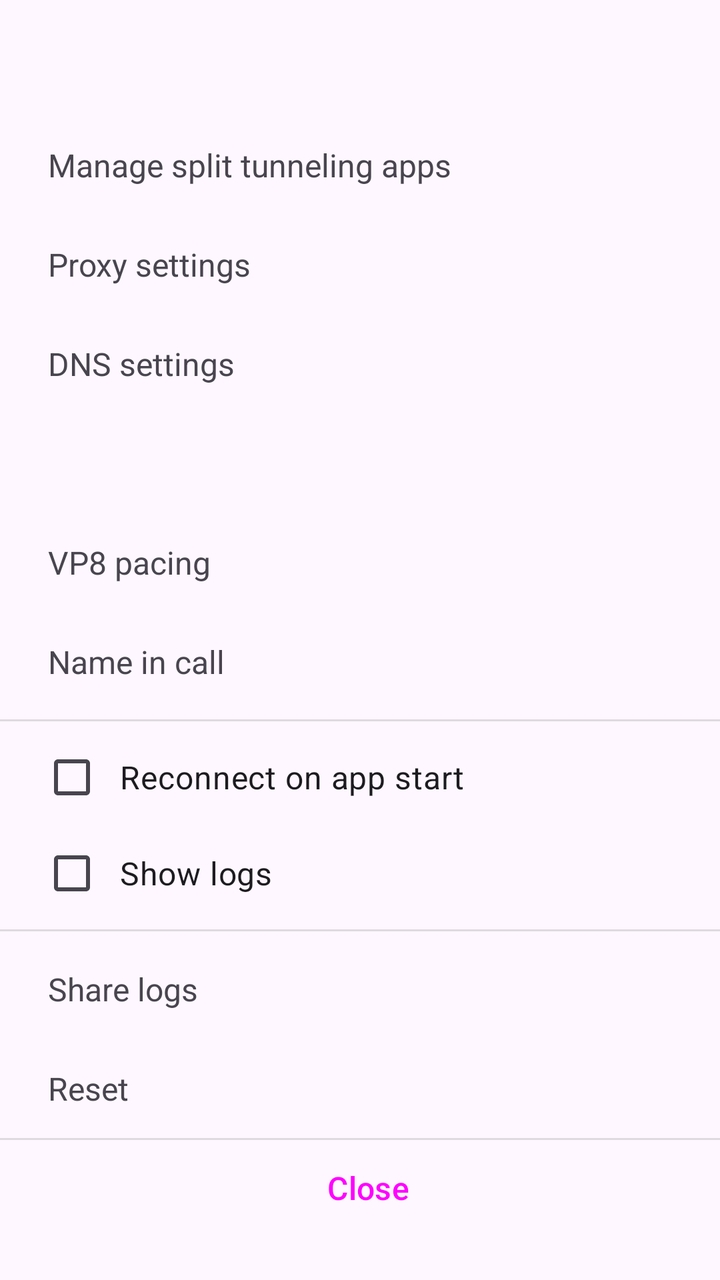
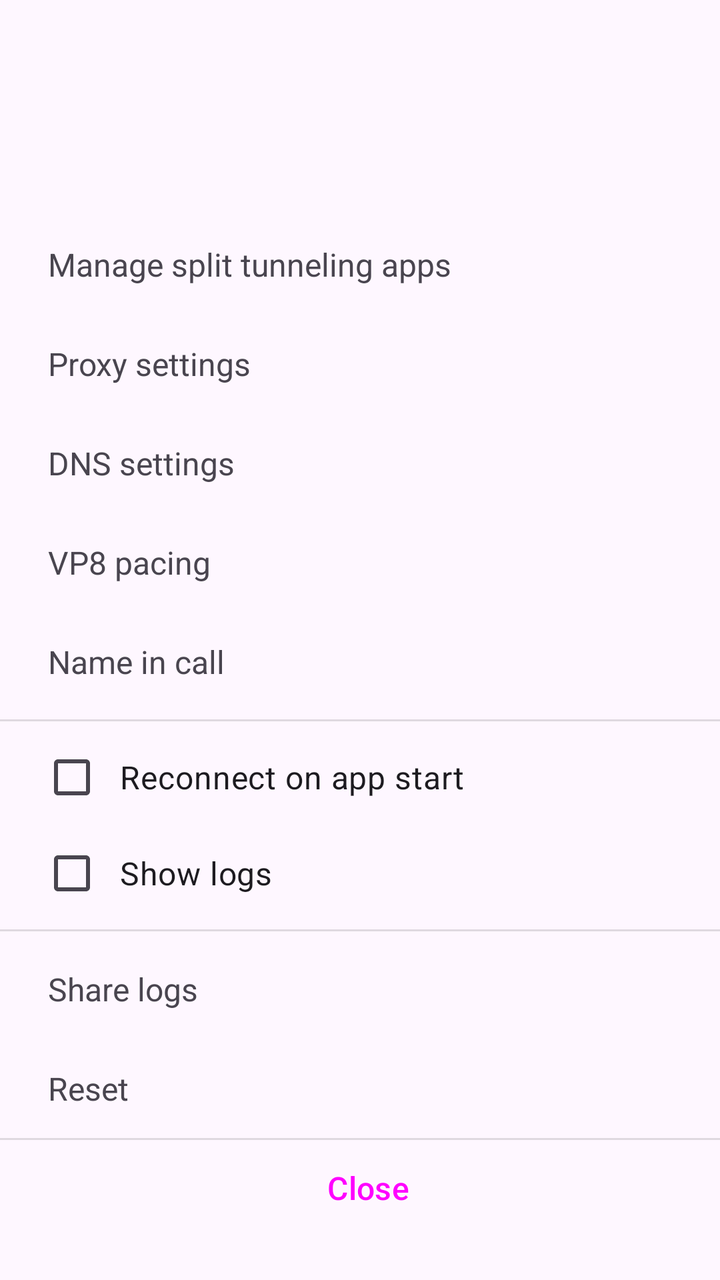

The first picture is an Android layout as it rendered before a commit; the second is the same layout after the commit. The layout source and the unified diff follow.
<!-- AndroidManifest.xml: application theme Theme.WhitelistBypass -->
<!-- res/layout/fragment_settings.xml -->
<?xml version="1.0" encoding="utf-8"?>
<LinearLayout xmlns:android="http://schemas.android.com/apk/res/android"
    android:layout_width="match_parent"
    android:layout_height="wrap_content"
    android:orientation="vertical">

    <ScrollView
        android:layout_width="match_parent"
        android:layout_height="wrap_content"
        android:paddingTop="8dp">

        <LinearLayout
            android:layout_width="match_parent"
            android:layout_height="wrap_content"
            android:orientation="vertical">

            <TextView
                android:id="@+id/splitTunnelingItem"
                android:layout_width="match_parent"
                android:layout_height="wrap_content"
                android:background="?attr/selectableItemBackground"
                android:paddingHorizontal="24dp"
                android:paddingVertical="14dp"
                android:textSize="16sp" />

            <TextView
                android:id="@+id/splitTunnelingAppsItem"
                android:layout_width="match_parent"
                android:layout_height="wrap_content"
                android:background="?attr/selectableItemBackground"
                android:paddingHorizontal="24dp"
                android:paddingVertical="14dp"
                android:text="@string/menu_split_tunneling_manage"
                android:textSize="16sp" />

            <TextView
                android:id="@+id/proxyItem"
                android:layout_width="match_parent"
                android:layout_height="wrap_content"
                android:background="?attr/selectableItemBackground"
                android:paddingHorizontal="24dp"
                android:paddingVertical="14dp"
                android:text="@string/menu_proxy_settings"
                android:textSize="16sp" />

            <TextView
                android:id="@+id/dnsItem"
                android:layout_width="match_parent"
                android:layout_height="wrap_content"
                android:background="?attr/selectableItemBackground"
                android:paddingHorizontal="24dp"
                android:paddingVertical="14dp"
                android:text="@string/menu_dns_settings"
                android:textSize="16sp" />

            <TextView
                android:id="@+id/tunnelModeItem"
                android:layout_width="match_parent"
                android:layout_height="wrap_content"
                android:background="?attr/selectableItemBackground"
                android:paddingHorizontal="24dp"
                android:paddingVertical="14dp"
                android:textSize="16sp" />

            <TextView
                android:id="@+id/vp8PacingItem"
                android:layout_width="match_parent"
                android:layout_height="wrap_content"
                android:background="?attr/selectableItemBackground"
                android:paddingHorizontal="24dp"
                android:paddingVertical="14dp"
                android:text="@string/menu_vp8_pacing"
                android:textSize="16sp" />

            <TextView
                android:id="@+id/nameInCallItem"
                android:layout_width="match_parent"
                android:layout_height="wrap_content"
                android:background="?attr/selectableItemBackground"
                android:paddingHorizontal="24dp"
                android:paddingVertical="14dp"
                android:text="@string/menu_name_in_call"
                android:textSize="16sp" />

            <View
                android:layout_width="match_parent"
                android:layout_height="1dp"
                android:layout_marginVertical="4dp"
                android:background="?android:attr/listDivider" />

            <CheckBox
                android:id="@+id/reconnectOnStartCheckbox"
                android:layout_width="match_parent"
                android:layout_height="wrap_content"
                android:layout_marginStart="20dp"
                android:paddingStart="8dp"
                android:paddingEnd="24dp"
                android:paddingVertical="10dp"
                android:text="@string/menu_reconnect_on_start"
                android:textSize="16sp" />

            <CheckBox
                android:id="@+id/showLogsCheckbox"
                android:layout_width="match_parent"
                android:layout_height="wrap_content"
                android:layout_marginStart="20dp"
                android:paddingStart="8dp"
                android:paddingEnd="24dp"
                android:paddingVertical="10dp"
                android:text="@string/menu_show_logs"
                android:textSize="16sp" />

            <View
                android:layout_width="match_parent"
                android:layout_height="1dp"
                android:layout_marginVertical="4dp"
                android:background="?android:attr/listDivider" />

            <TextView
                android:id="@+id/shareLogsItem"
                android:layout_width="match_parent"
                android:layout_height="wrap_content"
                android:background="?attr/selectableItemBackground"
                android:paddingHorizontal="24dp"
                android:paddingVertical="14dp"
                android:text="@string/menu_share_logs"
                android:textSize="16sp" />

            <TextView
                android:id="@+id/resetItem"
                android:layout_width="match_parent"
                android:layout_height="wrap_content"
                android:background="?attr/selectableItemBackground"
                android:paddingHorizontal="24dp"
                android:paddingVertical="14dp"
                android:text="@string/menu_reset"
                android:textSize="16sp" />

        </LinearLayout>
    </ScrollView>

    <View
        android:layout_width="match_parent"
        android:layout_height="1dp"
        android:background="?android:attr/listDivider" />

    <Button
        android:id="@+id/closeButton"
        style="?android:attr/buttonBarButtonStyle"
        android:layout_width="match_parent"
        android:layout_height="wrap_content"
        android:text="@string/settings_close"
        android:textSize="16sp" />

</LinearLayout>
<!-- resources referenced by this layout -->
<resources>
  <string name="menu_dns_settings">DNS settings</string>
  <string name="menu_name_in_call">Name in call</string>
  <string name="menu_proxy_settings">Proxy settings</string>
  <string name="menu_reconnect_on_start">Reconnect on app start</string>
  <string name="menu_reset">Reset</string>
  <string name="menu_share_logs">Share logs</string>
  <string name="menu_show_logs">Show logs</string>
  <string name="menu_split_tunneling_manage">Manage split tunneling apps</string>
  <string name="menu_vp8_pacing">VP8 pacing</string>
  <string name="settings_close">Close</string>
  <style name="Theme.WhitelistBypass" parent="Base.Theme.WhitelistBypass" />
  <style name="Base.Theme.WhitelistBypass" parent="Theme.Material3.DayNight.NoActionBar">
          
          
      </style>
</resources>

<!-- the commit's change to res/layout/fragment_settings.xml (unified diff, before → after) -->
@@ -13,6 +13,15 @@
             android:layout_width="match_parent"
             android:layout_height="wrap_content"
             android:orientation="vertical">
+
+            <TextView
+                android:id="@+id/tunnelModeItem"
+                android:layout_width="match_parent"
+                android:layout_height="wrap_content"
+                android:background="?attr/selectableItemBackground"
+                android:paddingHorizontal="24dp"
+                android:paddingVertical="14dp"
+                android:textSize="16sp" />
 
             <TextView
                 android:id="@+id/splitTunnelingItem"
@@ -51,15 +60,6 @@
                 android:paddingHorizontal="24dp"
                 android:paddingVertical="14dp"
                 android:text="@string/menu_dns_settings"
-                android:textSize="16sp" />
-
-            <TextView
-                android:id="@+id/tunnelModeItem"
-                android:layout_width="match_parent"
-                android:layout_height="wrap_content"
-                android:background="?attr/selectableItemBackground"
-                android:paddingHorizontal="24dp"
-                android:paddingVertical="14dp"
                 android:textSize="16sp" />
 
             <TextView
